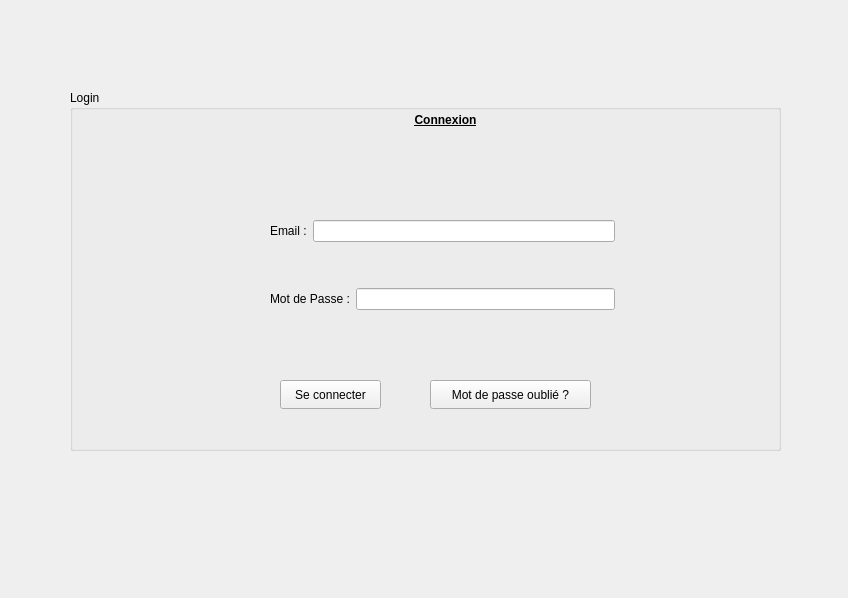
This is loginform.ui in Hatraxe/QT_Project as Qt 5 draws it before an edit. The edited form follows.
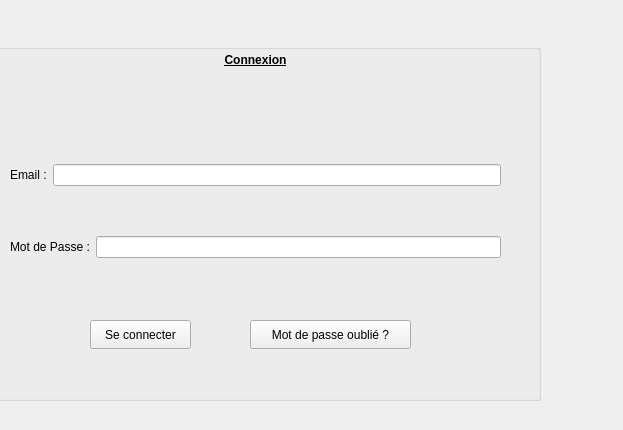
This is the edited form.

Commit message: MODIFICATION DES USERS user stroage pour avoir les attributs nom et prenom ainsi que la positioon du login et le bouton mdp de signin

The edit to the form file:
```diff
--- a/loginform.ui
+++ b/loginform.ui
@@ -6,8 +6,8 @@
    <rect>
     <x>0</x>
     <y>0</y>
-    <width>848</width>
-    <height>598</height>
+    <width>623</width>
+    <height>430</height>
    </rect>
   </property>
   <property name="windowTitle">
@@ -16,10 +16,10 @@
   <widget class="QGroupBox" name="groupBox">
    <property name="geometry">
     <rect>
-     <x>70</x>
-     <y>90</y>
-     <width>711</width>
-     <height>361</height>
+     <x>-60</x>
+     <y>30</y>
+     <width>601</width>
+     <height>371</height>
     </rect>
    </property>
    <property name="title">
@@ -28,7 +28,7 @@
    <widget class="QLabel" name="label">
     <property name="geometry">
      <rect>
-      <x>290</x>
+      <x>230</x>
       <y>20</y>
       <width>171</width>
       <height>20</height>
@@ -53,7 +53,7 @@
    <widget class="QPushButton" name="pushButton_Login">
     <property name="geometry">
      <rect>
-      <x>210</x>
+      <x>150</x>
       <y>290</y>
       <width>101</width>
       <height>29</height>
@@ -66,10 +66,10 @@
    <widget class="QWidget" name="layoutWidget">
     <property name="geometry">
      <rect>
-      <x>200</x>
+      <x>70</x>
       <y>90</y>
-      <width>345</width>
-      <height>170</height>
+      <width>491</width>
+      <height>182</height>
      </rect>
     </property>
     <layout class="QVBoxLayout" name="verticalLayout_2">
@@ -106,7 +106,7 @@
    <widget class="QPushButton" name="pushButton_MdpOublie">
     <property name="geometry">
      <rect>
-      <x>360</x>
+      <x>310</x>
       <y>290</y>
       <width>161</width>
       <height>29</height>
```
The commit also changes 7 other files.
